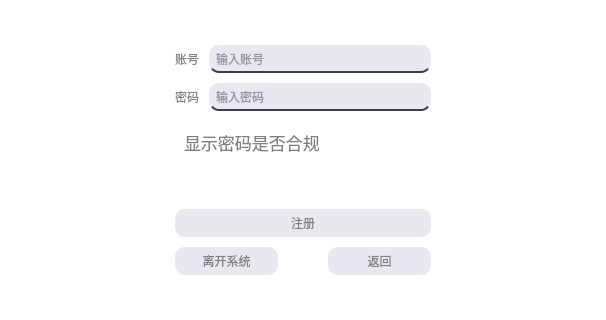
First picture: the form in class/图书管理系统3/注册界面完美.ui, repository QLluck/python, before the edit; both pictures show x 0 to 606 and y 281 to 601 of the 606 by 837 pixel window.
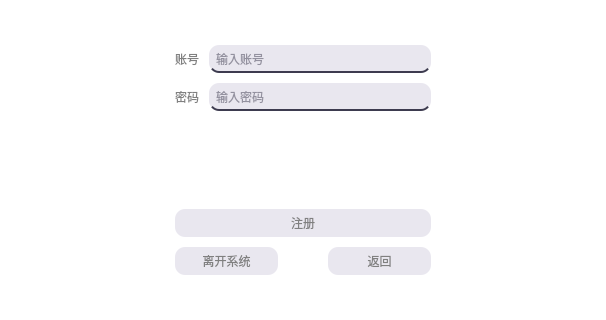
Second picture: the form after the edit.

Diff of the .ui file:
```diff
--- a/class/图书管理系统3/注册界面完美.ui
+++ b/class/图书管理系统3/注册界面完美.ui
@@ -210,7 +210,7 @@
 &lt;html&gt;&lt;head&gt;&lt;meta name=&quot;qrichtext&quot; content=&quot;1&quot; /&gt;&lt;style type=&quot;text/css&quot;&gt;
 p, li { white-space: pre-wrap; }
 &lt;/style&gt;&lt;/head&gt;&lt;body style=&quot; font-family:'.AppleSystemUIFont'; font-size:13pt; font-weight:400; font-style:normal;&quot;&gt;
-&lt;p style=&quot; margin-top:0px; margin-bottom:0px; margin-left:0px; margin-right:0px; -qt-block-indent:0; text-indent:0px;&quot;&gt;显示密码是否合规&lt;/p&gt;&lt;/body&gt;&lt;/html&gt;</string>
+&lt;p style=&quot;-qt-paragraph-type:empty; margin-top:0px; margin-bottom:0px; margin-left:0px; margin-right:0px; -qt-block-indent:0; text-indent:0px;&quot;&gt;&lt;br /&gt;&lt;/p&gt;&lt;/body&gt;&lt;/html&gt;</string>
        </property>
       </widget>
      </item>
```
Left out of the diff: 3 changed lines with no effect on the pictures.
